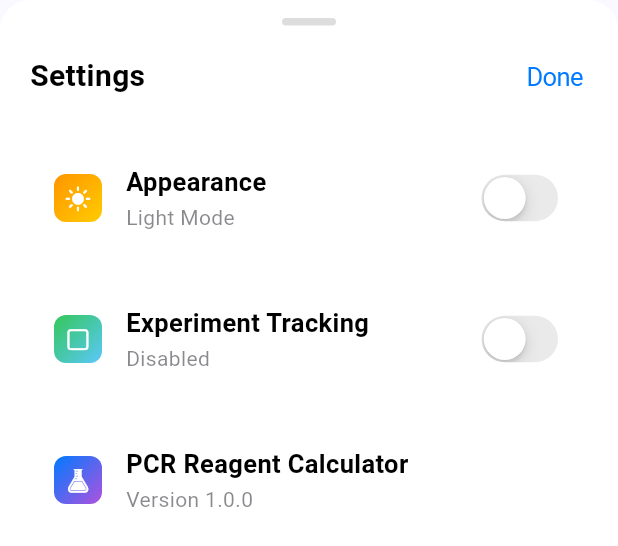
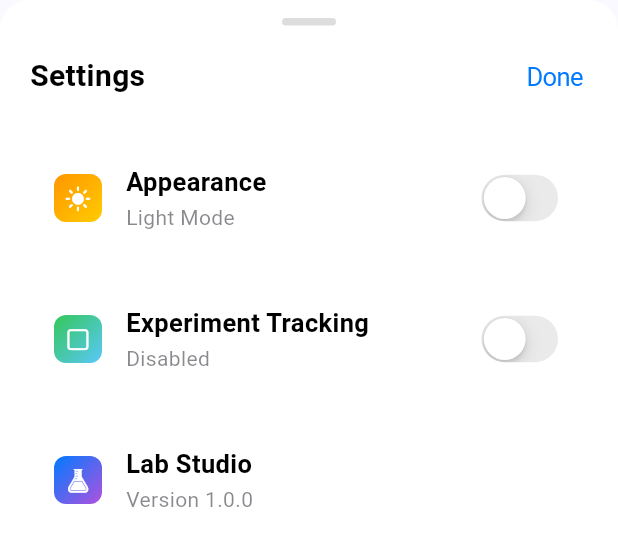
Before and after one commit to alextu870719/Lab-Studio, a Flutter app: the SettingsPage widget shown alone on an empty page, opened directly with empty values, on a phone screen of 412 x 824 dp. Shown: the top 546 px of the screen. Run offline on Flutter 3.47's test engine with Material 3 defaults, Android fonts, the phone set to English and light mode, and no system bars; our stand-ins replace printing, shared_preferences; accounts and stored records are empty.

Commit message:
🎨 應用程式重新命名為 Lab Studio (Rebrand Application to Lab Studio)
🔧 專案重構 (Project Restructuring):
- 更新包名：pcr_reagent_calculator → lab_studio
- 更新應用程式標題：PCR Reagent Calculator → Lab Studio
- 更新描述：專業實驗室實驗設計和計算工具包

📱 UI 更新 (UI Updates):
- 主應用程式標題更新為 'Lab Studio'
- 設定頁面應用程式名稱更新
- PDF 導出標題：'Lab Studio - PCR Reagent Calculation'
- PDF 檔案名：lab_studio_pcr_calculation.pdf

🔗 依賴更新 (Dependencies Update):
- 更新所有 import 語句以使用新的包名
- 修復 main.dart、main_material.dart、widget_test.dart 中的引用
- 確保所有模組正確連接

🚀 可擴展性 (Scalability):
- 為未來添加其他實驗設計工具做準備
- 保持 PCR 功能完整的同時，建立平台化架構
- 品牌名稱支援多實驗類型的整合

```diff
--- a/lib/main.dart
+++ b/lib/main.dart
@@ -4,8 +4,8 @@ import 'package:flutter/material.dart';
 import 'package:pdf/widgets.dart' as pw;
 import 'package:printing/printing.dart';
 import 'package:flutter/services.dart';
-import 'package:pcr_reagent_calculator/utils/format_utils.dart';
-import 'package:pcr_reagent_calculator/utils/bank_style_formatters.dart';
+import 'package:lab_studio/utils/format_utils.dart';
+import 'package:lab_studio/utils/bank_style_formatters.dart';
 import 'package:shared_preferences/shared_preferences.dart';
 import 'dart:convert';
 
@@ -67,7 +67,7 @@ class _MyAppState extends State<MyApp> {
   @override
   Widget build(BuildContext context) {
     return CupertinoApp(
-      title: 'PCR Reagent Calculator',
+      title: 'Lab Studio',
       theme: CupertinoThemeData(
         brightness: _isDarkMode ? Brightness.dark : Brightness.light,
         primaryColor: CupertinoColors.systemBlue,
@@ -638,7 +638,7 @@ class _PcrCalculatorPageState extends State<PcrCalculatorPage> {
     }
 
     final StringBuffer buffer = StringBuffer();
-    buffer.writeln('PCR Reagent Calculation');
+    buffer.writeln('Lab Studio - PCR Reagent Calculation');
     buffer.writeln('Number of Reactions: ${_numReactionsController.text}');
     buffer.writeln('Custom Reaction Volume: ${_customReactionVolumeController.text} µl');
     buffer.writeln('');
@@ -664,7 +664,7 @@ class _PcrCalculatorPageState extends State<PcrCalculatorPage> {
           return pw.Column(
             crossAxisAlignment: pw.CrossAxisAlignment.start,
             children: [
-              pw.Text('PCR Reagent Calculation', style: pw.TextStyle(fontSize: 24, fontWeight: pw.FontWeight.bold)),
+              pw.Text('Lab Studio - PCR Reagent Calculation', style: pw.TextStyle(fontSize: 24, fontWeight: pw.FontWeight.bold)),
               pw.SizedBox(height: 20),
               pw.Text('Number of Reactions: ${_numReactionsController.text}'),
               pw.Text('Custom Reaction Volume: ${_customReactionVolumeController.text} µl'),
@@ -683,7 +683,7 @@ class _PcrCalculatorPageState extends State<PcrCalculatorPage> {
       ),
     );
 
-    await Printing.sharePdf(bytes: await doc.save(), filename: 'pcr_reagent_calculation.pdf');
+    await Printing.sharePdf(bytes: await doc.save(), filename: 'lab_studio_pcr_calculation.pdf');
   }
 
   Widget _buildDisplayReagentRow(Reagent reagent) {
@@ -2141,7 +2141,7 @@ class SettingsPage extends StatelessWidget {
                                 crossAxisAlignment: CrossAxisAlignment.start,
                                 children: [
                                   Text(
-                                    'PCR Reagent Calculator',
+                                    'Lab Studio',
                                     style: TextStyle(
                                       fontSize: 17,
                                       fontWeight: FontWeight.w600,
--- a/lib/main_material.dart
+++ b/lib/main_material.dart
@@ -2,7 +2,7 @@ import 'package:flutter/material.dart';
 import 'package:pdf/widgets.dart' as pw;
 import 'package:printing/printing.dart';
 import 'package:flutter/services.dart'; // Import for Clipboard
-import 'package:pcr_reagent_calculator/utils/format_utils.dart';
+import 'package:lab_studio/utils/format_utils.dart';
 import 'package:shared_preferences/shared_preferences.dart';
 import 'dart:convert';
 
--- a/pubspec.yaml
+++ b/pubspec.yaml
@@ -1,5 +1,5 @@
-name: pcr_reagent_calculator
-description: "A new Flutter project."
+name: lab_studio
+description: "Professional laboratory experiment design and calculation toolkit. Start with PCR reagent calculations and expand to comprehensive lab workflows."
 # The following line prevents the package from being accidentally published to
 # pub.dev using `flutter pub publish`. This is preferred for private packages.
 publish_to: 'none' # Remove this line if you wish to publish to pub.dev
```
Also changed, not shown: 1 other file.
